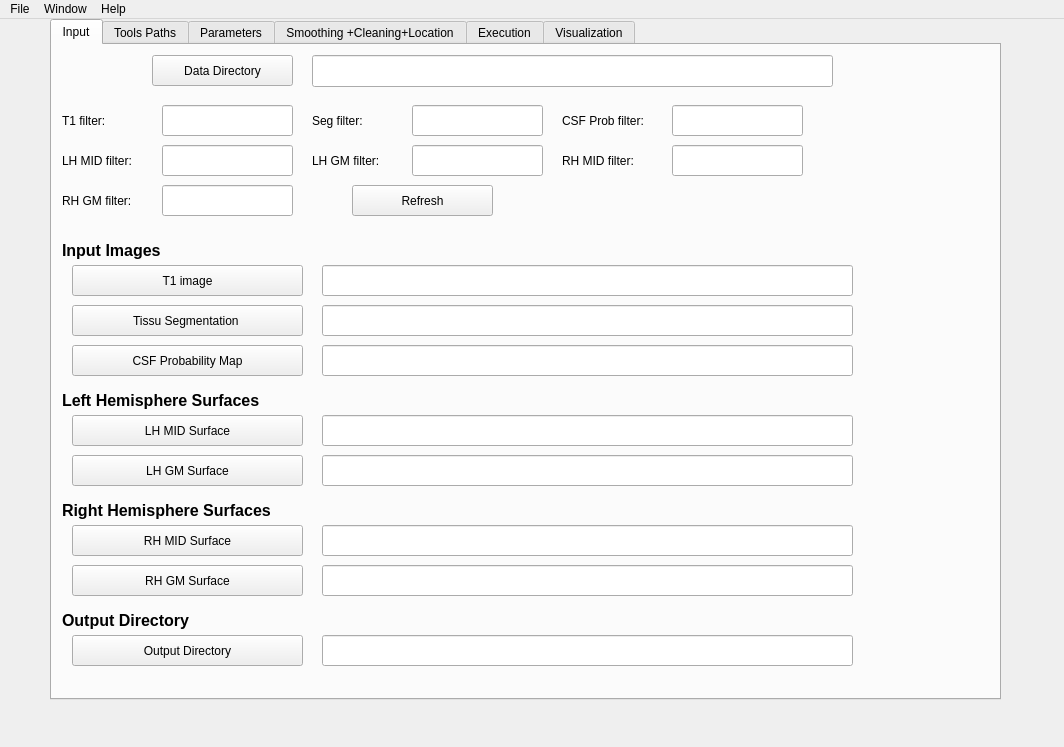
Above: src/app/csfwindow.ui from tahya-deddah/Local_EACSF before the change. Below: the same form after it.
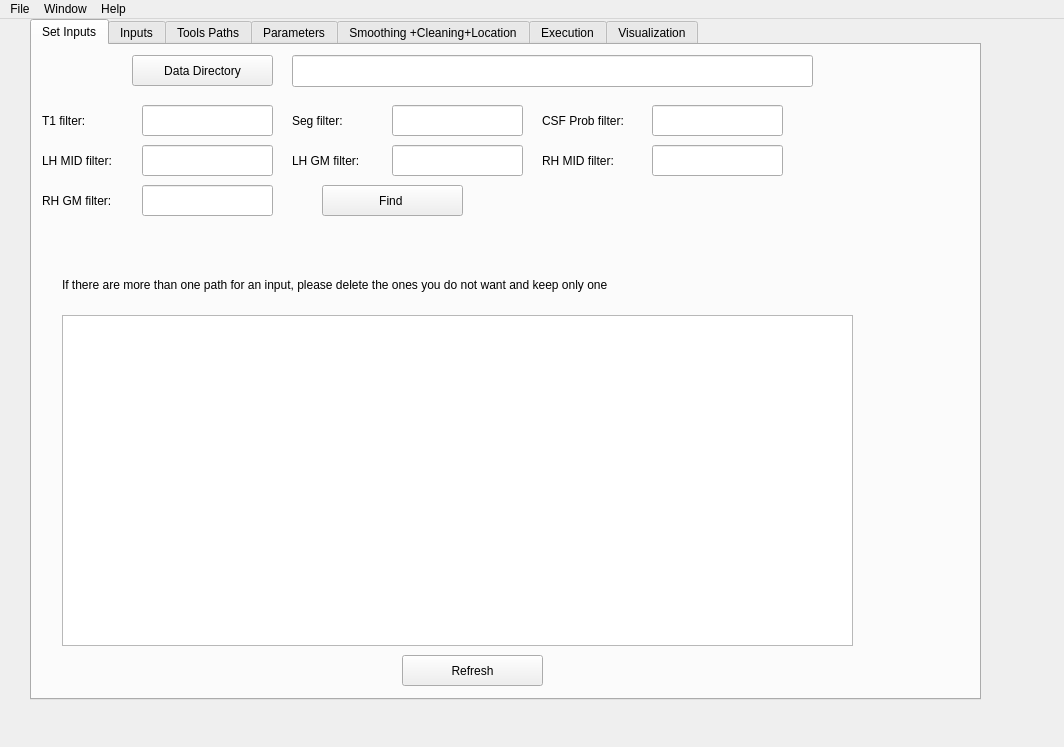
That is the form after the change. The open tabs and pages were chosen to show the change.

```diff
--- a/src/app/csfwindow.ui
+++ b/src/app/csfwindow.ui
@@ -17,7 +17,7 @@
    <widget class="QTabWidget" name="tab">
     <property name="geometry">
      <rect>
-      <x>50</x>
+      <x>30</x>
       <y>0</y>
       <width>951</width>
       <height>681</height>
@@ -40,244 +40,8 @@
     </property>
     <widget class="QWidget" name="tab_input">
      <attribute name="title">
-      <string>Input</string>
+      <string>Set Inputs</string>
      </attribute>
-     <widget class="QPushButton" name="Segmentation">
-      <property name="geometry">
-       <rect>
-        <x>20</x>
-        <y>260</y>
-        <width>231</width>
-        <height>31</height>
-       </rect>
-      </property>
-      <property name="text">
-       <string>Tissu Segmentation </string>
-      </property>
-     </widget>
-     <widget class="QPushButton" name="CSF_Probability_Map">
-      <property name="geometry">
-       <rect>
-        <x>20</x>
-        <y>300</y>
-        <width>231</width>
-        <height>31</height>
-       </rect>
-      </property>
-      <property name="text">
-       <string>CSF Probability Map</string>
-      </property>
-     </widget>
-     <widget class="QLineEdit" name="lineEdit_T1img">
-      <property name="geometry">
-       <rect>
-        <x>270</x>
-        <y>220</y>
-        <width>531</width>
-        <height>31</height>
-       </rect>
-      </property>
-     </widget>
-     <widget class="QLineEdit" name="lineEdit_Segmentation">
-      <property name="geometry">
-       <rect>
-        <x>270</x>
-        <y>260</y>
-        <width>531</width>
-        <height>31</height>
-       </rect>
-      </property>
-     </widget>
-     <widget class="QLineEdit" name="lineEdit_CSF_Probability_Map">
-      <property name="geometry">
-       <rect>
-        <x>270</x>
-        <y>300</y>
-        <width>531</width>
-        <height>31</height>
-       </rect>
-      </property>
-     </widget>
-     <widget class="QLabel" name="left_hemisphere">
-      <property name="geometry">
-       <rect>
-        <x>10</x>
-        <y>340</y>
-        <width>301</width>
-        <height>31</height>
-       </rect>
-      </property>
-      <property name="text">
-       <string>&lt;html&gt;&lt;head/&gt;&lt;body&gt;&lt;p&gt;&lt;span style=&quot; font-size:12pt; font-weight:600;&quot;&gt;Left Hemisphere Surfaces&lt;/span&gt;&lt;/p&gt;&lt;/body&gt;&lt;/html&gt;</string>
-      </property>
-     </widget>
-     <widget class="QPushButton" name="LH_MID_Surface">
-      <property name="geometry">
-       <rect>
-        <x>20</x>
-        <y>370</y>
-        <width>231</width>
-        <height>31</height>
-       </rect>
-      </property>
-      <property name="text">
-       <string>LH MID Surface</string>
-      </property>
-     </widget>
-     <widget class="QLineEdit" name="lineEdit_LH_MID_Surface">
-      <property name="geometry">
-       <rect>
-        <x>270</x>
-        <y>370</y>
-        <width>531</width>
-        <height>31</height>
-       </rect>
-      </property>
-     </widget>
-     <widget class="QPushButton" name="LH_GM_Surface">
-      <property name="geometry">
-       <rect>
-        <x>20</x>
-        <y>410</y>
-        <width>231</width>
-        <height>31</height>
-       </rect>
-      </property>
-      <property name="text">
-       <string>LH GM Surface</string>
-      </property>
-     </widget>
-     <widget class="QLineEdit" name="lineEdit_LH_GM_Surface">
-      <property name="geometry">
-       <rect>
-        <x>270</x>
-        <y>410</y>
-        <width>531</width>
-        <height>31</height>
-       </rect>
-      </property>
-     </widget>
-     <widget class="QLabel" name="right_hemisphere">
-      <property name="geometry">
-       <rect>
-        <x>10</x>
-        <y>450</y>
-        <width>281</width>
-        <height>31</height>
-       </rect>
-      </property>
-      <property name="text">
-       <string>&lt;html&gt;&lt;head/&gt;&lt;body&gt;&lt;p&gt;&lt;span style=&quot; font-size:12pt; font-weight:600;&quot;&gt;Right Hemisphere Surfaces&lt;/span&gt;&lt;/p&gt;&lt;/body&gt;&lt;/html&gt;</string>
-      </property>
-     </widget>
-     <widget class="QPushButton" name="RH_MID_Surface">
-      <property name="geometry">
-       <rect>
-        <x>20</x>
-        <y>480</y>
-        <width>231</width>
-        <height>31</height>
-       </rect>
-      </property>
-      <property name="text">
-       <string>RH MID Surface</string>
-      </property>
-     </widget>
-     <widget class="QLineEdit" name="lineEdit_RH_MID_Surface">
-      <property name="geometry">
-       <rect>
-        <x>270</x>
-        <y>480</y>
-        <width>531</width>
-        <height>31</height>
-       </rect>
-      </property>
-     </widget>
-     <widget class="QPushButton" name="RH_GM_Surface">
-      <property name="geometry">
-       <rect>
-        <x>20</x>
-        <y>520</y>
-        <width>231</width>
-        <height>31</height>
-       </rect>
-      </property>
-      <property name="text">
-       <string>RH GM Surface</string>
-      </property>
-     </widget>
-     <widget class="QLineEdit" name="lineEdit_RH_GM_Surface">
-      <property name="geometry">
-       <rect>
-        <x>270</x>
-        <y>520</y>
-        <width>531</width>
-        <height>31</height>
-       </rect>
-      </property>
-     </widget>
-     <widget class="QLabel" name="outputdirectory">
-      <property name="geometry">
-       <rect>
-        <x>10</x>
-        <y>560</y>
-        <width>171</width>
-        <height>31</height>
-       </rect>
-      </property>
-      <property name="text">
-       <string>&lt;html&gt;&lt;head/&gt;&lt;body&gt;&lt;p&gt;&lt;span style=&quot; font-size:12pt; font-weight:600;&quot;&gt;Output Directory&lt;/span&gt;&lt;/p&gt;&lt;/body&gt;&lt;/html&gt;</string>
-      </property>
-     </widget>
-     <widget class="QPushButton" name="output_directory">
-      <property name="geometry">
-       <rect>
-        <x>20</x>
-        <y>590</y>
-        <width>231</width>
-        <height>31</height>
-       </rect>
-      </property>
-      <property name="text">
-       <string>Output Directory</string>
-      </property>
-     </widget>
-     <widget class="QLineEdit" name="lineEdit_Output_Directory">
-      <property name="geometry">
-       <rect>
-        <x>270</x>
-        <y>590</y>
-        <width>531</width>
-        <height>31</height>
-       </rect>
-      </property>
-     </widget>
-     <widget class="QPushButton" name="T1">
-      <property name="geometry">
-       <rect>
-        <x>20</x>
-        <y>220</y>
-        <width>231</width>
-        <height>31</height>
-       </rect>
-      </property>
-      <property name="text">
-       <string>T1 image</string>
-      </property>
-     </widget>
-     <widget class="QLabel" name="input_images">
-      <property name="geometry">
-       <rect>
-        <x>10</x>
-        <y>190</y>
-        <width>121</width>
-        <height>31</height>
-       </rect>
-      </property>
-      <property name="text">
-       <string>&lt;html&gt;&lt;head/&gt;&lt;body&gt;&lt;p&gt;&lt;span style=&quot; font-size:12pt; font-weight:600;&quot;&gt;Input Images&lt;/span&gt;&lt;/p&gt;&lt;/body&gt;&lt;/html&gt;</string>
-      </property>
-     </widget>
      <widget class="QPushButton" name="Data_Directory">
       <property name="geometry">
        <rect>
@@ -327,8 +91,8 @@
      <widget class="QPushButton" name="Refresh">
       <property name="geometry">
        <rect>
-        <x>300</x>
-        <y>140</y>
+        <x>370</x>
+        <y>610</y>
         <width>141</width>
         <height>31</height>
        </rect>
@@ -471,6 +235,283 @@
         <x>110</x>
         <y>140</y>
         <width>131</width>
+        <height>31</height>
+       </rect>
+      </property>
+     </widget>
+     <widget class="QPushButton" name="Find">
+      <property name="geometry">
+       <rect>
+        <x>290</x>
+        <y>140</y>
+        <width>141</width>
+        <height>31</height>
+       </rect>
+      </property>
+      <property name="text">
+       <string>Find </string>
+      </property>
+     </widget>
+     <widget class="QTextEdit" name="textEdit_Paths">
+      <property name="geometry">
+       <rect>
+        <x>30</x>
+        <y>270</y>
+        <width>791</width>
+        <height>331</height>
+       </rect>
+      </property>
+     </widget>
+     <widget class="QLabel" name="label">
+      <property name="geometry">
+       <rect>
+        <x>30</x>
+        <y>220</y>
+        <width>751</width>
+        <height>41</height>
+       </rect>
+      </property>
+      <property name="text">
+       <string>&lt;html&gt;&lt;head/&gt;&lt;body&gt;&lt;p&gt;If there are more than one path for an input, please delete the ones you do not want and keep only one &lt;/p&gt;&lt;/body&gt;&lt;/html&gt;</string>
+      </property>
+     </widget>
+    </widget>
+    <widget class="QWidget" name="tab_2">
+     <attribute name="title">
+      <string>Inputs</string>
+     </attribute>
+     <widget class="QLabel" name="input_images">
+      <property name="geometry">
+       <rect>
+        <x>20</x>
+        <y>30</y>
+        <width>121</width>
+        <height>31</height>
+       </rect>
+      </property>
+      <property name="text">
+       <string>&lt;html&gt;&lt;head/&gt;&lt;body&gt;&lt;p&gt;&lt;span style=&quot; font-size:12pt; font-weight:600;&quot;&gt;Input Images&lt;/span&gt;&lt;/p&gt;&lt;/body&gt;&lt;/html&gt;</string>
+      </property>
+     </widget>
+     <widget class="QPushButton" name="T1">
+      <property name="geometry">
+       <rect>
+        <x>30</x>
+        <y>60</y>
+        <width>231</width>
+        <height>31</height>
+       </rect>
+      </property>
+      <property name="text">
+       <string>T1 image</string>
+      </property>
+     </widget>
+     <widget class="QLineEdit" name="lineEdit_T1img">
+      <property name="geometry">
+       <rect>
+        <x>290</x>
+        <y>60</y>
+        <width>531</width>
+        <height>31</height>
+       </rect>
+      </property>
+     </widget>
+     <widget class="QPushButton" name="Segmentation">
+      <property name="geometry">
+       <rect>
+        <x>30</x>
+        <y>110</y>
+        <width>231</width>
+        <height>31</height>
+       </rect>
+      </property>
+      <property name="text">
+       <string>Tissu Segmentation </string>
+      </property>
+     </widget>
+     <widget class="QLineEdit" name="lineEdit_Segmentation">
+      <property name="geometry">
+       <rect>
+        <x>290</x>
+        <y>110</y>
+        <width>531</width>
+        <height>31</height>
+       </rect>
+      </property>
+     </widget>
+     <widget class="QPushButton" name="CSF_Probability_Map">
+      <property name="geometry">
+       <rect>
+        <x>30</x>
+        <y>160</y>
+        <width>231</width>
+        <height>31</height>
+       </rect>
+      </property>
+      <property name="text">
+       <string>CSF Probability Map</string>
+      </property>
+     </widget>
+     <widget class="QLineEdit" name="lineEdit_CSF_Probability_Map">
+      <property name="geometry">
+       <rect>
+        <x>290</x>
+        <y>160</y>
+        <width>531</width>
+        <height>31</height>
+       </rect>
+      </property>
+     </widget>
+     <widget class="QLabel" name="left_hemisphere">
+      <property name="geometry">
+       <rect>
+        <x>10</x>
+        <y>220</y>
+        <width>301</width>
+        <height>31</height>
+       </rect>
+      </property>
+      <property name="text">
+       <string>&lt;html&gt;&lt;head/&gt;&lt;body&gt;&lt;p&gt;&lt;span style=&quot; font-size:12pt; font-weight:600;&quot;&gt;Left Hemisphere Surfaces&lt;/span&gt;&lt;/p&gt;&lt;/body&gt;&lt;/html&gt;</string>
+      </property>
+     </widget>
+     <widget class="QPushButton" name="LH_MID_Surface">
+      <property name="geometry">
+       <rect>
+        <x>30</x>
+        <y>250</y>
+        <width>231</width>
+        <height>31</height>
+       </rect>
+      </property>
+      <property name="text">
+       <string>LH MID Surface</string>
+      </property>
+     </widget>
+     <widget class="QLineEdit" name="lineEdit_LH_MID_Surface">
+      <property name="geometry">
+       <rect>
+        <x>290</x>
+        <y>250</y>
+        <width>531</width>
+        <height>31</height>
+       </rect>
+      </property>
+     </widget>
+     <widget class="QPushButton" name="LH_GM_Surface">
+      <property name="geometry">
+       <rect>
+        <x>30</x>
+        <y>300</y>
+        <width>231</width>
+        <height>31</height>
+       </rect>
+      </property>
+      <property name="text">
+       <string>LH GM Surface</string>
+      </property>
+     </widget>
+     <widget class="QLineEdit" name="lineEdit_LH_GM_Surface">
+      <property name="geometry">
+       <rect>
+        <x>290</x>
+        <y>300</y>
+        <width>531</width>
+        <height>31</height>
+       </rect>
+      </property>
+     </widget>
+     <widget class="QLabel" name="right_hemisphere">
+      <property name="geometry">
+       <rect>
+        <x>20</x>
+        <y>360</y>
+        <width>281</width>
+        <height>31</height>
+       </rect>
+      </property>
+      <property name="text">
+       <string>&lt;html&gt;&lt;head/&gt;&lt;body&gt;&lt;p&gt;&lt;span style=&quot; font-size:12pt; font-weight:600;&quot;&gt;Right Hemisphere Surfaces&lt;/span&gt;&lt;/p&gt;&lt;/body&gt;&lt;/html&gt;</string>
+      </property>
+     </widget>
+     <widget class="QPushButton" name="RH_MID_Surface">
+      <property name="geometry">
+       <rect>
+        <x>30</x>
+        <y>390</y>
+        <width>231</width>
+        <height>31</height>
+       </rect>
+      </property>
+      <property name="text">
+       <string>RH MID Surface</string>
+      </property>
+     </widget>
+     <widget class="QLineEdit" name="lineEdit_RH_MID_Surface">
+      <property name="geometry">
+       <rect>
+        <x>290</x>
+        <y>390</y>
+        <width>531</width>
+        <height>31</height>
+       </rect>
+      </property>
+     </widget>
+     <widget class="QPushButton" name="RH_GM_Surface">
+      <property name="geometry">
+       <rect>
+        <x>30</x>
+        <y>440</y>
+        <width>231</width>
+        <height>31</height>
+       </rect>
+      </property>
+      <property name="text">
+       <string>RH GM Surface</string>
+      </property>
+     </widget>
+     <widget class="QLineEdit" name="lineEdit_RH_GM_Surface">
+      <property name="geometry">
+       <rect>
+        <x>290</x>
+        <y>440</y>
+        <width>531</width>
+        <height>31</height>
+       </rect>
+      </property>
+     </widget>
+     <widget class="QLabel" name="outputdirectory">
+      <property name="geometry">
+       <rect>
+        <x>20</x>
+        <y>490</y>
+        <width>171</width>
+        <height>31</height>
+       </rect>
+      </property>
+      <property name="text">
+       <string>&lt;html&gt;&lt;head/&gt;&lt;body&gt;&lt;p&gt;&lt;span style=&quot; font-size:12pt; font-weight:600;&quot;&gt;Output Directory&lt;/span&gt;&lt;/p&gt;&lt;/body&gt;&lt;/html&gt;</string>
+      </property>
+     </widget>
+     <widget class="QPushButton" name="output_directory">
+      <property name="geometry">
+       <rect>
+        <x>30</x>
+        <y>530</y>
+        <width>231</width>
+        <height>31</height>
+       </rect>
+      </property>
+      <property name="text">
+       <string>Output Directory</string>
+      </property>
+     </widget>
+     <widget class="QLineEdit" name="lineEdit_Output_Directory">
+      <property name="geometry">
+       <rect>
+        <x>290</x>
+        <y>530</y>
+        <width>531</width>
         <height>31</height>
        </rect>
       </property>
```
Left out of the diff: 2 changed lines with no effect on the pictures.
